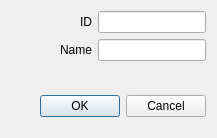
Before: the Qt Designer form src/MainWindow/Route/addRouteDialog.ui in Hryapusek/database-qt-gui-cpp, drawn with Qt 5.
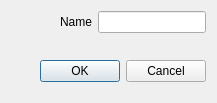
After: the same form once the commit is applied.

```diff
--- a/src/MainWindow/Route/addRouteDialog.ui
+++ b/src/MainWindow/Route/addRouteDialog.ui
@@ -7,53 +7,13 @@
     <x>0</x>
     <y>0</y>
     <width>217</width>
-    <height>138</height>
+    <height>103</height>
    </rect>
   </property>
   <property name="windowTitle">
    <string>Add Route</string>
   </property>
   <layout class="QVBoxLayout" name="verticalLayout">
-   <item>
-    <layout class="QHBoxLayout" name="horizontalLayout_2">
-     <item>
-      <spacer name="horizontalSpacer_8">
-       <property name="orientation">
-        <enum>Qt::Horizontal</enum>
-       </property>
-       <property name="sizeHint" stdset="0">
-        <size>
-         <width>40</width>
-         <height>20</height>
-        </size>
-       </property>
-      </spacer>
-     </item>
-     <item>
-      <widget class="QLabel" name="idLbl">
-       <property name="sizePolicy">
-        <sizepolicy hsizetype="Minimum" vsizetype="Minimum">
-         <horstretch>0</horstretch>
-         <verstretch>0</verstretch>
-        </sizepolicy>
-       </property>
-       <property name="text">
-        <string>ID</string>
-       </property>
-      </widget>
-     </item>
-     <item>
-      <widget class="QLineEdit" name="idLine">
-       <property name="sizePolicy">
-        <sizepolicy hsizetype="Fixed" vsizetype="Fixed">
-         <horstretch>0</horstretch>
-         <verstretch>0</verstretch>
-        </sizepolicy>
-       </property>
-      </widget>
-     </item>
-    </layout>
-   </item>
    <item>
     <layout class="QHBoxLayout" name="horizontalLayout_3">
      <item>
```
